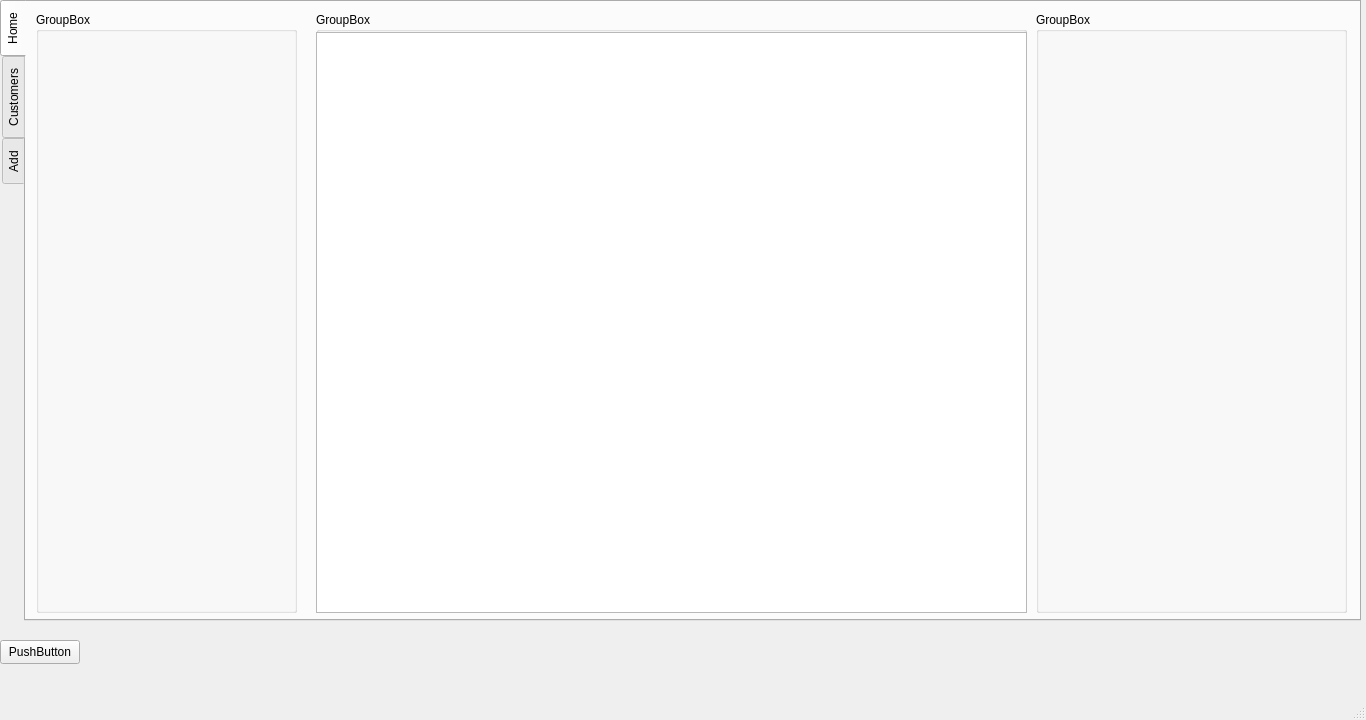
Qt form CarRent/mainscreen.ui (Mani-SSH/Car_Rental) before a commit.
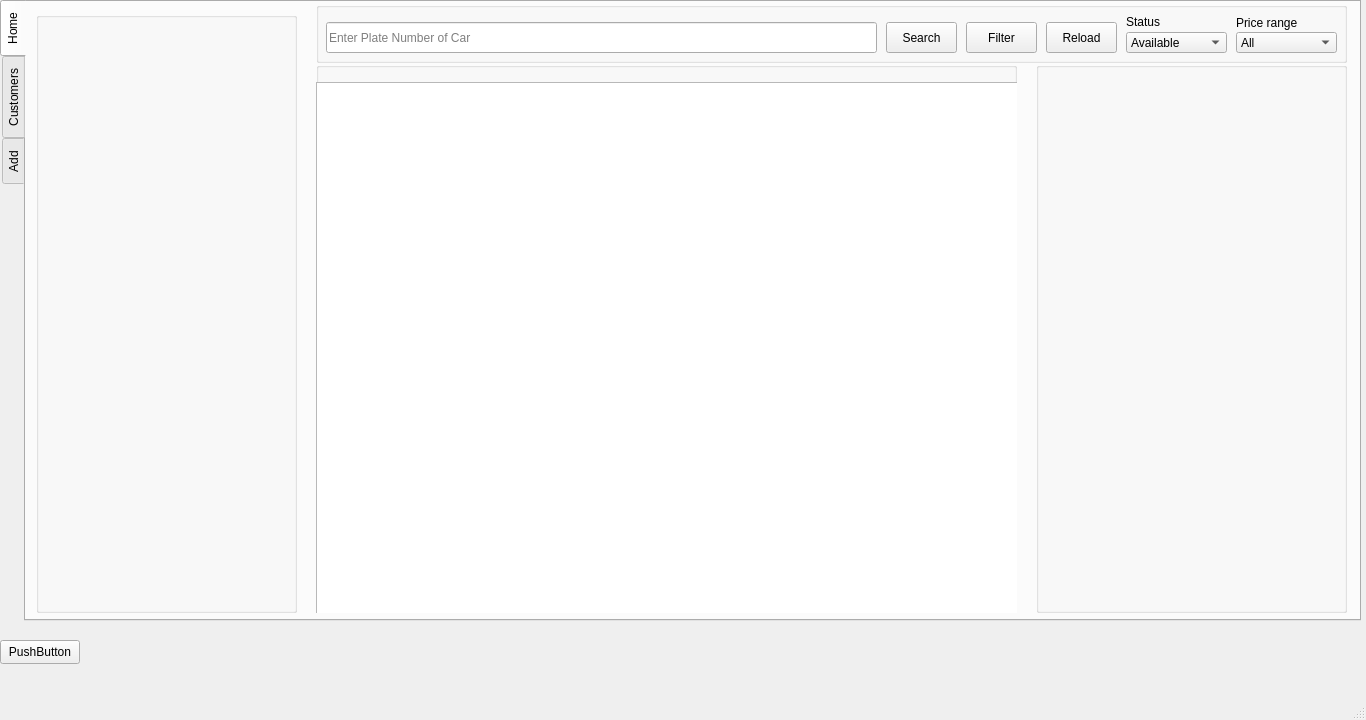
The same form after that commit.

Commit message:
made search bar
-made functioning search bar
-made ui for filters

```diff
--- a/CarRent/mainscreen.ui
+++ b/CarRent/mainscreen.ui
@@ -63,20 +63,20 @@
        </rect>
       </property>
       <property name="title">
-       <string>GroupBox</string>
+       <string/>
       </property>
      </widget>
-     <widget class="QGroupBox" name="groupBox_3">
+     <widget class="QGroupBox" name="groupBox_filterCar">
       <property name="geometry">
        <rect>
         <x>290</x>
-        <y>10</y>
-        <width>711</width>
-        <height>601</height>
+        <y>60</y>
+        <width>701</width>
+        <height>551</height>
        </rect>
       </property>
       <property name="title">
-       <string>GroupBox</string>
+       <string/>
       </property>
       <widget class="QWidget" name="gridLayoutWidget_3">
        <property name="geometry">
@@ -98,15 +98,159 @@
       <property name="geometry">
        <rect>
         <x>1010</x>
-        <y>10</y>
+        <y>60</y>
         <width>311</width>
-        <height>601</height>
+        <height>551</height>
        </rect>
       </property>
       <property name="title">
-       <string>GroupBox</string>
+       <string/>
       </property>
      </widget>
+     <widget class="QGroupBox" name="groupBox_3">
+      <property name="geometry">
+       <rect>
+        <x>290</x>
+        <y>0</y>
+        <width>1031</width>
+        <height>61</height>
+       </rect>
+      </property>
+      <property name="title">
+       <string/>
+      </property>
+      <widget class="QLineEdit" name="lineEdit_carSearch">
+       <property name="geometry">
+        <rect>
+         <x>10</x>
+         <y>20</y>
+         <width>551</width>
+         <height>31</height>
+        </rect>
+       </property>
+       <property name="inputMask">
+        <string/>
+       </property>
+       <property name="placeholderText">
+        <string>Enter Plate Number of Car</string>
+       </property>
+      </widget>
+      <widget class="QPushButton" name="pushButton_carSearch">
+       <property name="geometry">
+        <rect>
+         <x>570</x>
+         <y>20</y>
+         <width>71</width>
+         <height>31</height>
+        </rect>
+       </property>
+       <property name="text">
+        <string>Search</string>
+       </property>
+      </widget>
+      <widget class="QPushButton" name="pushButton_carFilter">
+       <property name="geometry">
+        <rect>
+         <x>650</x>
+         <y>20</y>
+         <width>71</width>
+         <height>31</height>
+        </rect>
+       </property>
+       <property name="text">
+        <string>Filter</string>
+       </property>
+      </widget>
+      <widget class="QLabel" name="label_5">
+       <property name="geometry">
+        <rect>
+         <x>810</x>
+         <y>10</y>
+         <width>63</width>
+         <height>20</height>
+        </rect>
+       </property>
+       <property name="text">
+        <string>Status</string>
+       </property>
+      </widget>
+      <widget class="QComboBox" name="comboBox_status">
+       <property name="geometry">
+        <rect>
+         <x>810</x>
+         <y>30</y>
+         <width>101</width>
+         <height>21</height>
+        </rect>
+       </property>
+       <item>
+        <property name="text">
+         <string>Available</string>
+        </property>
+       </item>
+       <item>
+        <property name="text">
+         <string>Rented</string>
+        </property>
+       </item>
+      </widget>
+      <widget class="QLabel" name="label_6">
+       <property name="geometry">
+        <rect>
+         <x>920</x>
+         <y>10</y>
+         <width>91</width>
+         <height>21</height>
+        </rect>
+       </property>
+       <property name="text">
+        <string>Price range</string>
+       </property>
+      </widget>
+      <widget class="QComboBox" name="comboBox">
+       <property name="geometry">
+        <rect>
+         <x>920</x>
+         <y>30</y>
+         <width>101</width>
+         <height>21</height>
+        </rect>
+       </property>
+       <item>
+        <property name="text">
+         <string>All</string>
+        </property>
+       </item>
+       <item>
+        <property name="text">
+         <string>&lt; 1000</string>
+        </property>
+       </item>
+       <item>
+        <property name="text">
+         <string>1000 - 2000</string>
+        </property>
+       </item>
+       <item>
+        <property name="text">
+         <string>2000+</string>
+        </property>
+       </item>
+      </widget>
+      <widget class="QPushButton" name="pushButton_carReload">
+       <property name="geometry">
+        <rect>
+         <x>730</x>
+         <y>20</y>
+         <width>71</width>
+         <height>31</height>
+        </rect>
+       </property>
+       <property name="text">
+        <string>Reload</string>
+       </property>
+      </widget>
+     </widget>
     </widget>
     <widget class="QWidget" name="tab_Customers">
      <attribute name="title">
```
The commit also changes 4 other files.
